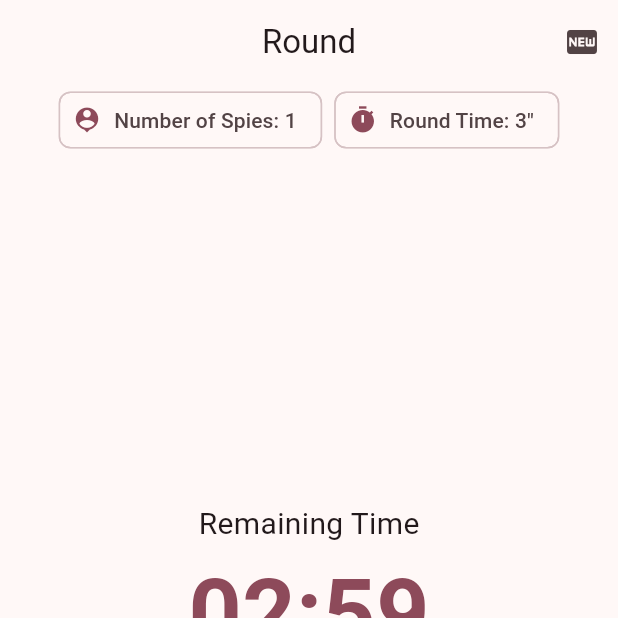
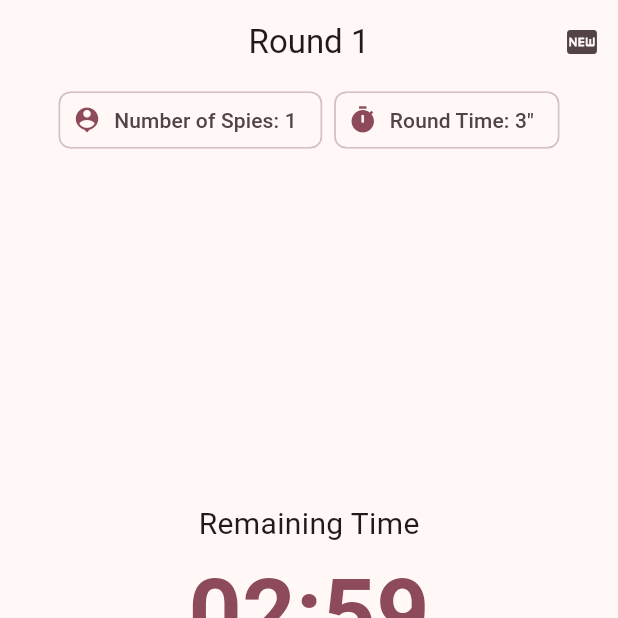
Before and after one commit to TiimmyFTurner/spot_the_spy, a Flutter app: the GamePlayScreen screen opened by its route, on a phone screen of 412 x 824 dp, the top half of it. Run offline on Flutter 3.47's test engine with Material 3 defaults, Android fonts, the phone set to English and light mode, and no system bars; our stand-ins replace action_slider, audioplayers, flutter_riverpod, freezed_annotation, go_router, riverpod_annotation and 1 more; accounts and stored records are empty; generated files the repository leaves out were written again.

Commit message:
add current round to gameplay app bar

```diff
--- a/lib/presentation/screens/game_play_screen.dart
+++ b/lib/presentation/screens/game_play_screen.dart
@@ -80,7 +80,7 @@ class _GamePlayScreenState extends ConsumerState<GamePlayScreen> {
       canPop: false,
       child: Scaffold(
         appBar: AppBar(
-          title: Text(AppLocalizations.of(context)!.round),
+          title: Text("${AppLocalizations.of(context)!.round} ${AppLocalizations.of(context)!.number(ref.read(currentRoundProvider))}"),
           centerTitle: true,
           actions: [
             IconButton(
```
